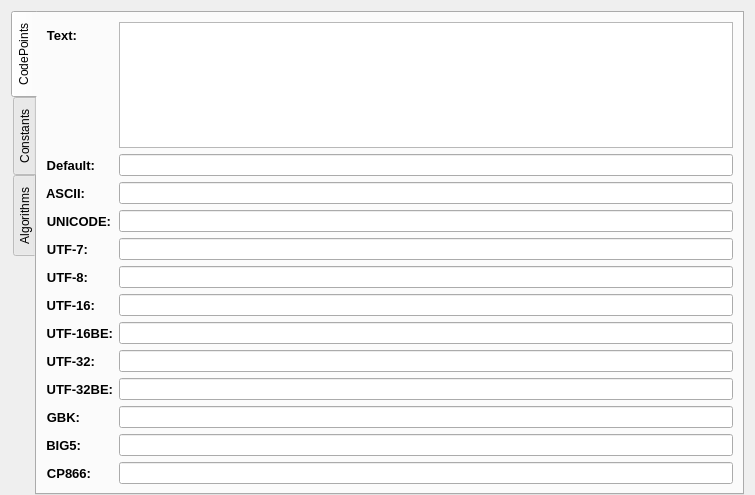
The window that src/OpenArk/ui/coderkit.ui (BlackINT3/OpenArk) describes before a commit, drawn with Qt 5.
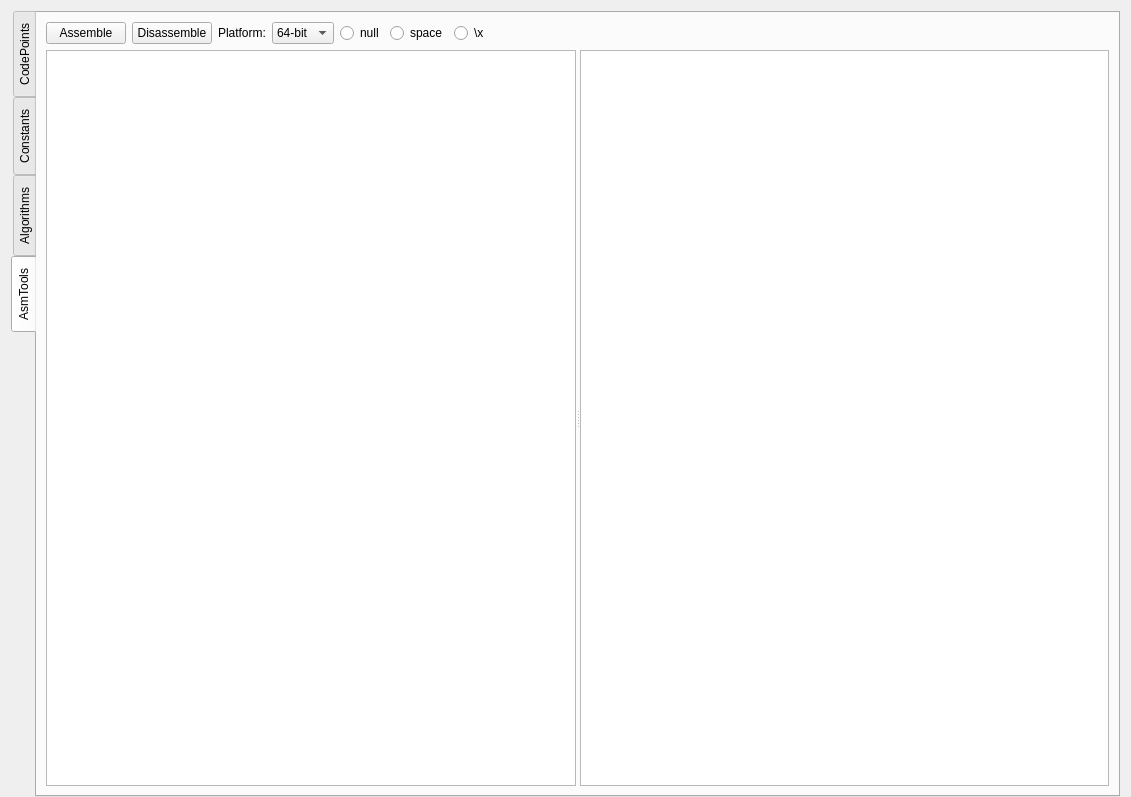
The same window after the commit.

```diff
--- a/src/OpenArk/ui/coderkit.ui
+++ b/src/OpenArk/ui/coderkit.ui
@@ -6,8 +6,8 @@
    <rect>
     <x>0</x>
     <y>0</y>
-    <width>755</width>
-    <height>495</height>
+    <width>1131</width>
+    <height>797</height>
    </rect>
   </property>
   <property name="sizePolicy">
@@ -38,7 +38,7 @@
       <enum>QTabWidget::West</enum>
      </property>
      <property name="currentIndex">
-      <number>0</number>
+      <number>3</number>
      </property>
      <widget class="QWidget" name="tabCodePoints">
       <property name="sizePolicy">
@@ -560,6 +560,100 @@
        </item>
       </layout>
      </widget>
+     <widget class="QWidget" name="tabAsmTools">
+      <attribute name="title">
+       <string>AsmTools</string>
+      </attribute>
+      <layout class="QVBoxLayout" name="verticalLayout_7">
+       <item>
+        <layout class="QHBoxLayout" name="horizontalLayout_3">
+         <item>
+          <widget class="QPushButton" name="asmBtn">
+           <property name="text">
+            <string>Assemble</string>
+           </property>
+          </widget>
+         </item>
+         <item>
+          <widget class="QPushButton" name="disasmBtn">
+           <property name="text">
+            <string>Disassemble</string>
+           </property>
+          </widget>
+         </item>
+         <item>
+          <widget class="QLabel" name="label_21">
+           <property name="text">
+            <string>Platform:</string>
+           </property>
+          </widget>
+         </item>
+         <item>
+          <widget class="QComboBox" name="platformBox">
+           <item>
+            <property name="text">
+             <string>64-bit</string>
+            </property>
+           </item>
+           <item>
+            <property name="text">
+             <string>32-bit</string>
+            </property>
+           </item>
+           <item>
+            <property name="text">
+             <string>16-bit</string>
+            </property>
+           </item>
+          </widget>
+         </item>
+         <item>
+          <widget class="QRadioButton" name="nullRadio">
+           <property name="text">
+            <string>null</string>
+           </property>
+          </widget>
+         </item>
+         <item>
+          <widget class="QRadioButton" name="spaceRadio">
+           <property name="text">
+            <string>space</string>
+           </property>
+          </widget>
+         </item>
+         <item>
+          <widget class="QRadioButton" name="slashxRadio">
+           <property name="text">
+            <string>\x</string>
+           </property>
+          </widget>
+         </item>
+         <item>
+          <spacer name="horizontalSpacer_2">
+           <property name="orientation">
+            <enum>Qt::Horizontal</enum>
+           </property>
+           <property name="sizeHint" stdset="0">
+            <size>
+             <width>40</width>
+             <height>20</height>
+            </size>
+           </property>
+          </spacer>
+         </item>
+        </layout>
+       </item>
+       <item>
+        <widget class="QSplitter" name="splitter">
+         <property name="orientation">
+          <enum>Qt::Horizontal</enum>
+         </property>
+         <widget class="QTextEdit" name="asmEdit"/>
+         <widget class="QTextEdit" name="disasmEdit"/>
+        </widget>
+       </item>
+      </layout>
+     </widget>
     </widget>
    </item>
   </layout>
```
